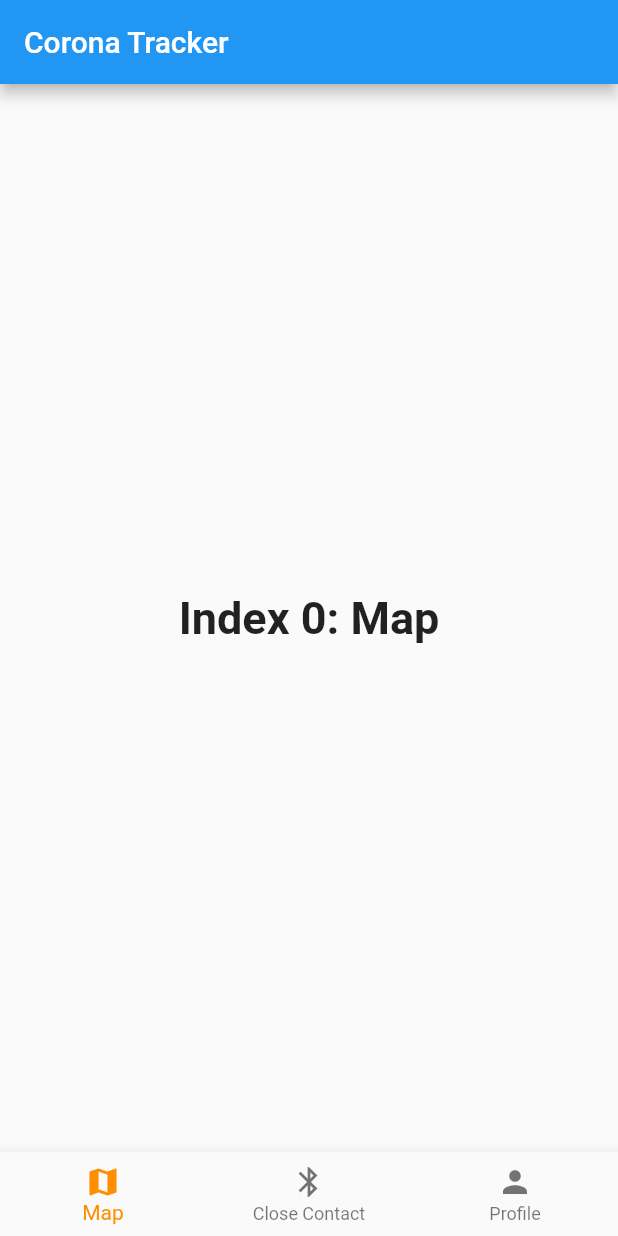
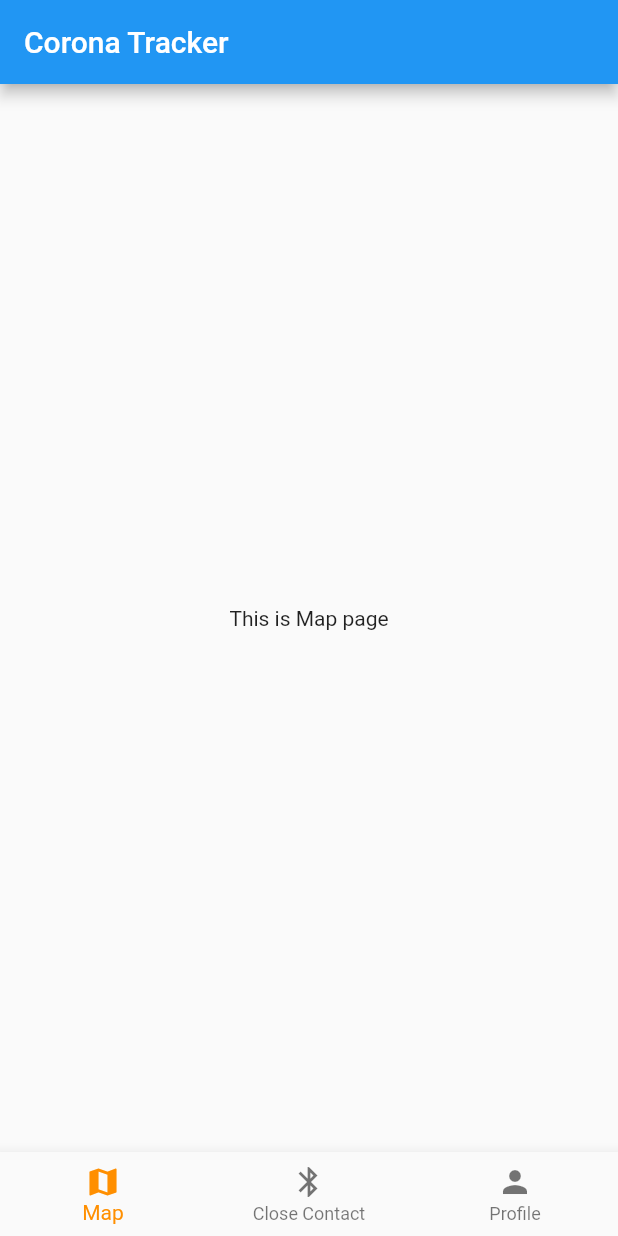
Before and after one commit to gustavojimenez41/SaseHackathon, a Flutter app: the screen it shows after launch, on a phone screen of 412 x 824 dp. Run offline on Flutter 3.47's test engine with Material 2 defaults, Android fonts, the phone set to English and light mode, and no system bars.

Commit message:
added a maps class thats linked to bottom nav bar

```diff
--- a/lib/main.dart
+++ b/lib/main.dart
@@ -1,4 +1,5 @@
 import 'package:flutter/material.dart';
+import 'package:sase_hackathon/screens/maps.dart';
 
 void main() {
   runApp(MyApp());
@@ -45,19 +46,10 @@ class _MyHomePageState extends State<MyHomePage> {
   int _selectedIndex = 0;
   static const TextStyle optionStyle =
       TextStyle(fontSize: 30, fontWeight: FontWeight.bold);
-  static const List<Widget> _widgetOptions = <Widget>[
-    Text(
-      'Index 0: Map',
-      style: optionStyle,
-    ),
-    Text(
-      'Index 1: Bluetooth',
-      style: optionStyle,
-    ),
-    Text(
-      'Index 2: Profile',
-      style: optionStyle,
-    ),
+  final List<Widget> _widgetOptions = [
+    MapsPage(),
+    MapsPage(),
+    MapsPage(),
   ];
 
   void _onItemTapped(int index) {
--- /dev/null
+++ b/lib/screens/maps.dart
@@ -0,0 +1,15 @@
+import 'package:flutter/material.dart';
+
+class MapsPage extends StatefulWidget {
+  @override
+  _MapsPageState createState() => _MapsPageState();
+}
+
+class _MapsPageState extends State<MapsPage> {
+  @override
+  Widget build(BuildContext context) {
+    return Center(
+      child: Text("This is Map page"),
+    );
+  }
+}
```
